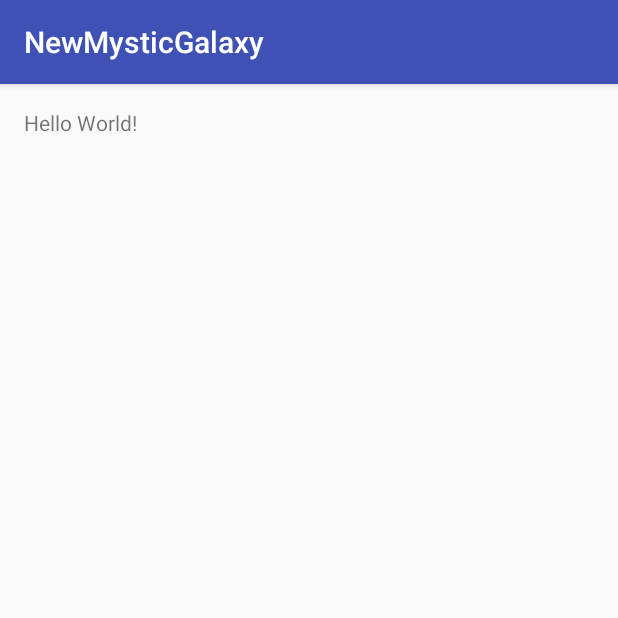
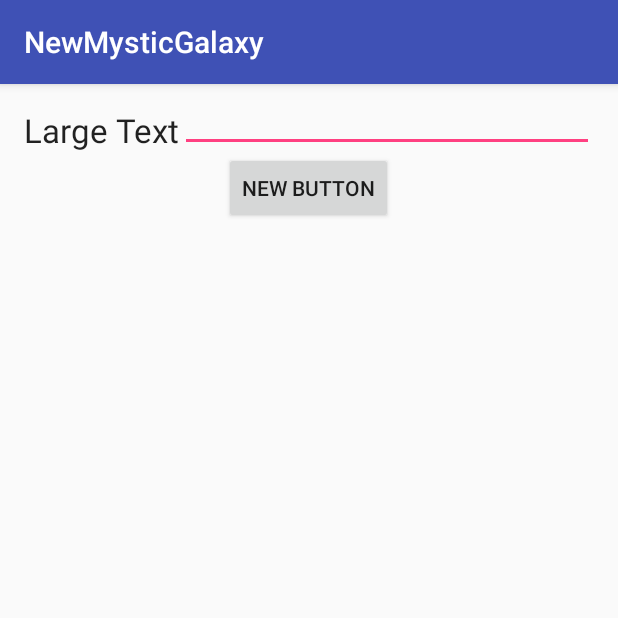
Before and after one commit to SANDY1203/NewMysticGalaxy, an Android app: the screen it shows after launch (MainActivity), on a phone screen of 412 x 824 dp, the top half of it. Run offline under Robolectric (Android 15) with nearby library versions, the phone set to English and light mode, and no system bars.

Commit message:
Change_ random filr

```diff
--- a/app/src/main/res/layout/activity_main.xml
+++ b/app/src/main/res/layout/activity_main.xml
@@ -12,5 +12,27 @@
     <TextView
         android:layout_width="wrap_content"
         android:layout_height="wrap_content"
-        android:text="Hello World!" />
+        android:textAppearance="?android:attr/textAppearanceLarge"
+        android:text="Large Text"
+        android:id="@+id/textView"
+        android:layout_alignParentTop="true"
+        android:layout_alignParentLeft="true"
+        android:layout_alignParentStart="true" />
+
+    <EditText
+        android:layout_width="match_parent"
+        android:layout_height="wrap_content"
+        android:id="@+id/editText"
+        android:layout_alignBottom="@+id/textView"
+        android:layout_toRightOf="@+id/textView"
+        android:layout_toEndOf="@+id/textView"
+        android:inputType="none" />
+
+    <Button
+        android:layout_width="wrap_content"
+        android:layout_height="wrap_content"
+        android:text="New Button"
+        android:id="@+id/button"
+        android:layout_below="@+id/editText"
+        android:layout_centerHorizontal="true" />
 </RelativeLayout>
```
